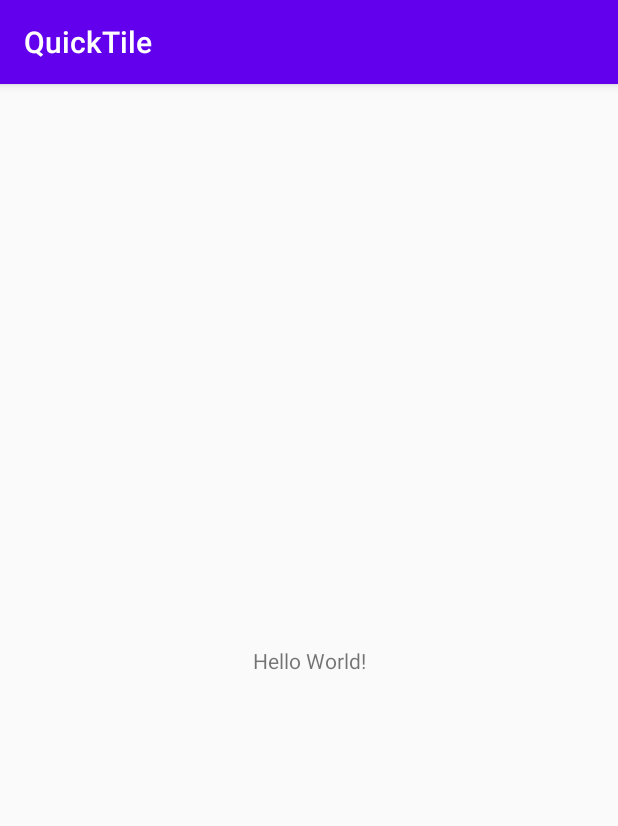
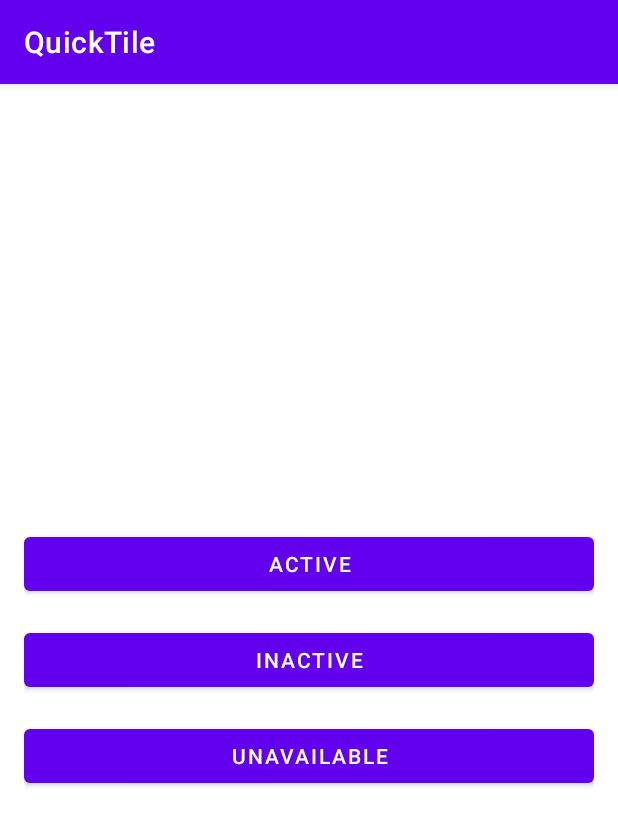
Before and after one commit to CORDEA/QuickTile, an Android app: the screen it shows after launch (MainActivity), on a phone screen of 412 x 824 dp. Shown: the top 826 px of the screen. Run offline under Robolectric (Android 15) with nearby library versions, the phone set to English and light mode, and no system bars; our stand-ins replace Dagger/Hilt's generated code.

Commit message:
add buttons

```diff
--- a/app/build.gradle
+++ b/app/build.gradle
@@ -32,6 +32,7 @@ dependencies {
     implementation 'androidx.core:core-ktx:1.3.0'
     implementation 'androidx.appcompat:appcompat:1.1.0'
     implementation 'androidx.constraintlayout:constraintlayout:1.1.3'
+    implementation 'com.google.android.material:material:1.1.0'
 
     implementation "com.google.dagger:dagger:2.28.3"
     kapt "com.google.dagger:dagger-compiler:2.28.3"
--- a/app/src/main/res/layout/activity_main.xml
+++ b/app/src/main/res/layout/activity_main.xml
@@ -1,18 +1,27 @@
 <?xml version="1.0" encoding="utf-8"?>
-<androidx.constraintlayout.widget.ConstraintLayout xmlns:android="http://schemas.android.com/apk/res/android"
-    xmlns:app="http://schemas.android.com/apk/res-auto"
+<LinearLayout xmlns:android="http://schemas.android.com/apk/res/android"
     xmlns:tools="http://schemas.android.com/tools"
     android:layout_width="match_parent"
     android:layout_height="match_parent"
+    android:gravity="center"
+    android:orientation="vertical"
+    android:padding="16dp"
     tools:context=".MainActivity">
 
-    <TextView
-        android:layout_width="wrap_content"
+    <com.google.android.material.button.MaterialButton
+        android:layout_width="match_parent"
         android:layout_height="wrap_content"
-        android:text="Hello World!"
-        app:layout_constraintBottom_toBottomOf="parent"
-        app:layout_constraintLeft_toLeftOf="parent"
-        app:layout_constraintRight_toRightOf="parent"
-        app:layout_constraintTop_toTopOf="parent" />
+        android:text="@string/main_active" />
 
-</androidx.constraintlayout.widget.ConstraintLayout>
+    <com.google.android.material.button.MaterialButton
+        android:layout_width="match_parent"
+        android:layout_height="wrap_content"
+        android:layout_marginTop="16dp"
+        android:text="@string/main_inactive" />
+
+    <com.google.android.material.button.MaterialButton
+        android:layout_width="match_parent"
+        android:layout_height="wrap_content"
+        android:layout_marginTop="16dp"
+        android:text="@string/main_unavailable" />
+</LinearLayout>
--- a/app/src/main/res/values/strings.xml
+++ b/app/src/main/res/values/strings.xml
@@ -2,4 +2,8 @@
     <string name="app_name">QuickTile</string>
 
     <string name="quick_tile_title">Quick Tile</string>
+
+    <string name="main_active">active</string>
+    <string name="main_inactive">inactive</string>
+    <string name="main_unavailable">unavailable</string>
 </resources>
--- a/app/src/main/res/values/styles.xml
+++ b/app/src/main/res/values/styles.xml
@@ -1,6 +1,6 @@
 <resources>
     <!-- Base application theme. -->
-    <style name="AppTheme" parent="Theme.AppCompat.Light.DarkActionBar">
+    <style name="AppTheme" parent="Theme.MaterialComponents.Light.DarkActionBar">
         <!-- Customize your theme here. -->
         <item name="colorPrimary">@color/colorPrimary</item>
         <item name="colorPrimaryDark">@color/colorPrimaryDark</item>
```
